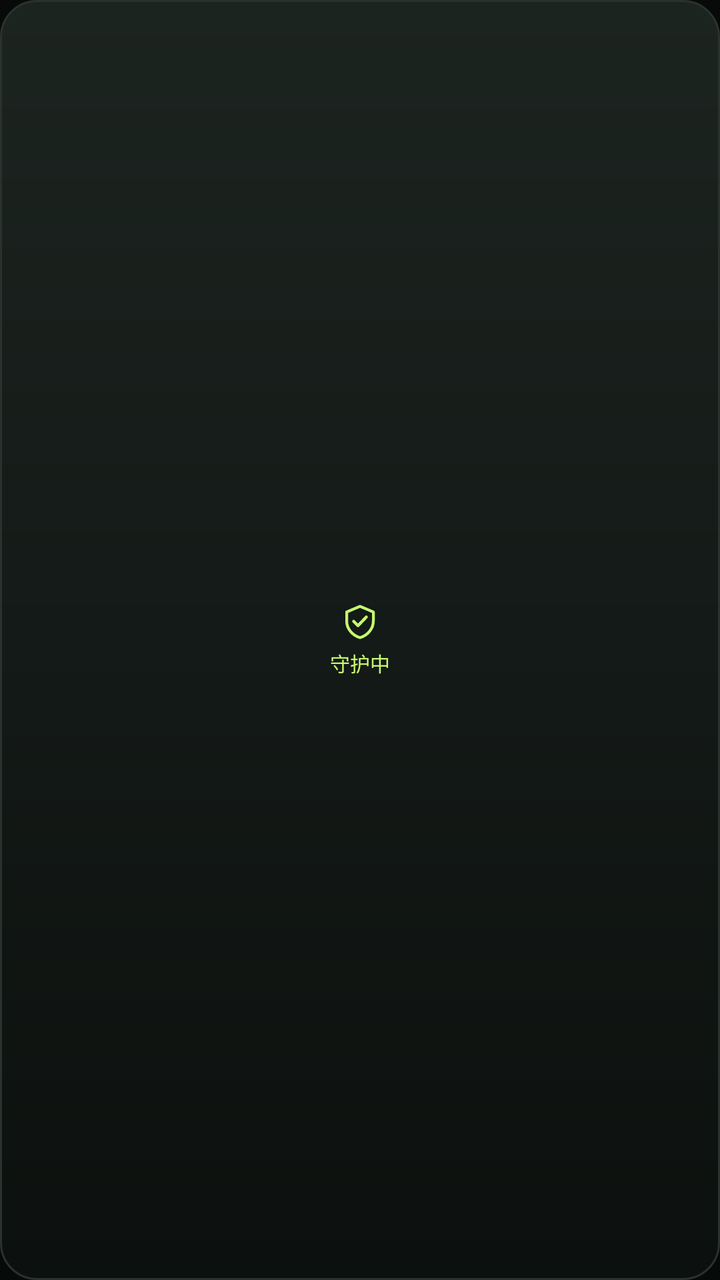
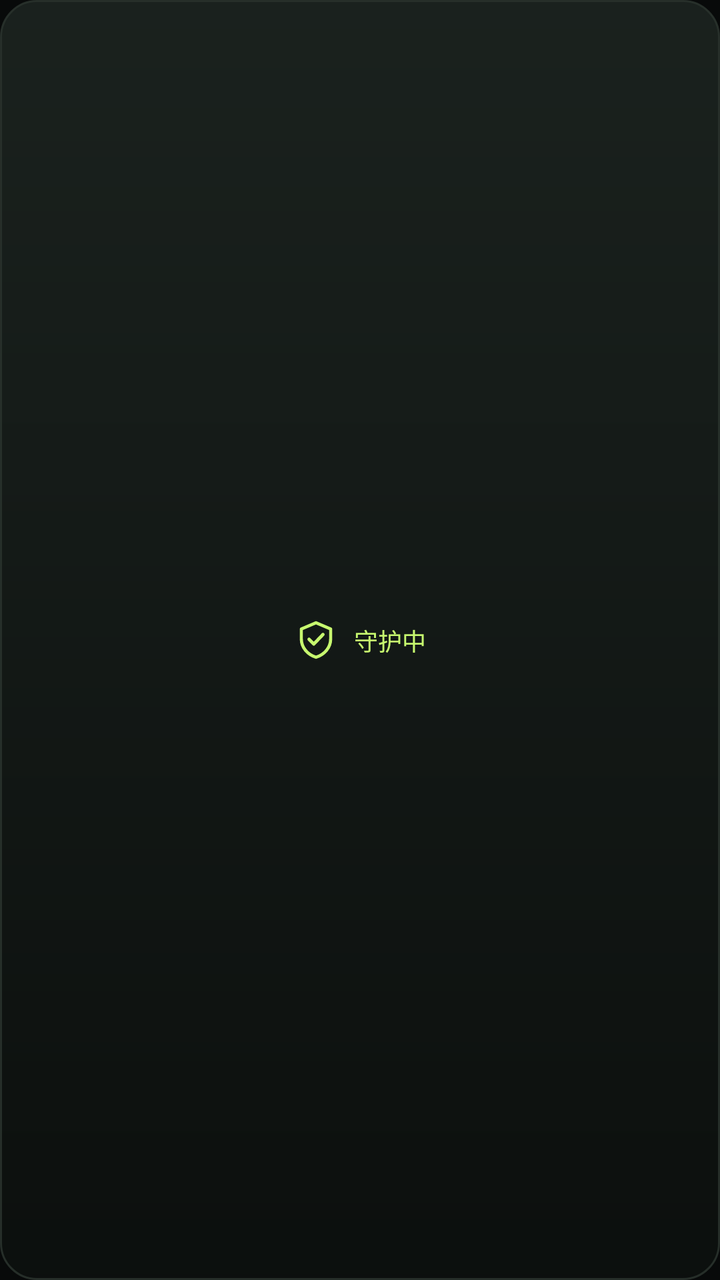

An Android layout rendered at two revisions. The XML below is the earlier revision; the diff shows what the commit changed to produce the second picture.
<!-- AndroidManifest.xml: application theme AppTheme -->
<!-- res/layout/widget_guard.xml -->
<?xml version="1.0" encoding="utf-8"?>
<LinearLayout xmlns:android="http://schemas.android.com/apk/res/android"
    android:id="@+id/widgetRoot"
    android:layout_width="match_parent"
    android:layout_height="match_parent"
    android:background="@drawable/bg_widget_tile"
    android:gravity="center"
    android:orientation="vertical"
    android:padding="6dp">

    <ImageView
        android:id="@+id/widgetIcon"
        android:layout_width="20dp"
        android:layout_height="20dp"
        android:contentDescription="@null"
        android:src="@drawable/ic_shield"
        android:tint="@color/accent" />

    <TextView
        android:id="@+id/widgetStatus"
        android:layout_width="wrap_content"
        android:layout_height="wrap_content"
        android:layout_marginTop="3dp"
        android:ellipsize="end"
        android:fontFamily="sans-serif-medium"
        android:gravity="center"
        android:includeFontPadding="false"
        android:maxLines="1"
        android:text="守护中"
        android:textColor="@color/accent"
        android:textSize="10sp" />
</LinearLayout>
<!-- resources referenced by this layout -->
<resources>
  <color name="accent">#C7F86F</color>
  <!-- drawable bg_widget_tile (drawable) -->
  <?xml version="1.0" encoding="utf-8"?>
  <shape xmlns:android="http://schemas.android.com/apk/res/android"
      android:shape="rectangle">
      <corners android:radius="18dp" />
      <gradient
          android:angle="270"
          android:endColor="#0C100E"
          android:startColor="#1C2420" />
      <stroke
          android:width="1dp"
          android:color="#2A322D" />
  </shape>
  <!-- drawable ic_shield (drawable) -->
  <?xml version="1.0" encoding="utf-8"?>
  <vector xmlns:android="http://schemas.android.com/apk/res/android"
      android:width="24dp"
      android:height="24dp"
      android:viewportWidth="24"
      android:viewportHeight="24">
      <path
          android:pathData="M12,2.6 L20,6 L20,11.4 C20,16.1 16.6,20 12,21.4 C7.4,20 4,16.1 4,11.4 L4,6 Z"
          android:fillColor="#00000000"
          android:strokeColor="#FFFFFFFF"
          android:strokeWidth="1.7"
          android:strokeLineCap="round"
          android:strokeLineJoin="round" />
      <path
          android:pathData="M8.2,11.6 L10.8,14.2 L15.8,9"
          android:fillColor="#00000000"
          android:strokeColor="#FFFFFFFF"
          android:strokeWidth="1.8"
          android:strokeLineCap="round"
          android:strokeLineJoin="round" />
  </vector>
  <style name="AppTheme" parent="@android:style/Theme.Material.NoActionBar">
          <item name="android:windowBackground">@color/bg</item>
          <item name="android:colorAccent">@color/accent</item>
          <item name="android:statusBarColor">@color/bg</item>
          <item name="android:navigationBarColor">@color/bg</item>
          <item name="android:windowLightStatusBar">false</item>
          <item name="android:windowLightNavigationBar">false</item>
          <item name="android:windowNoTitle">true</item>
          <item name="android:windowActionModeOverlay">true</item>
      </style>
  <color name="bg">#080A0A</color>
</resources>

<!-- the commit's change to res/layout/widget_guard.xml (unified diff, before → after) -->
@@ -5,13 +5,16 @@
     android:layout_height="match_parent"
     android:background="@drawable/bg_widget_tile"
     android:gravity="center"
-    android:orientation="vertical"
-    android:padding="6dp">
+    android:orientation="horizontal"
+    android:paddingStart="12dp"
+    android:paddingEnd="12dp"
+    android:paddingTop="8dp"
+    android:paddingBottom="8dp">
 
     <ImageView
         android:id="@+id/widgetIcon"
-        android:layout_width="20dp"
-        android:layout_height="20dp"
+        android:layout_width="22dp"
+        android:layout_height="22dp"
         android:contentDescription="@null"
         android:src="@drawable/ic_shield"
         android:tint="@color/accent" />
@@ -20,7 +23,7 @@
         android:id="@+id/widgetStatus"
         android:layout_width="wrap_content"
         android:layout_height="wrap_content"
-        android:layout_marginTop="3dp"
+        android:layout_marginStart="8dp"
         android:ellipsize="end"
         android:fontFamily="sans-serif-medium"
         android:gravity="center"
@@ -28,5 +31,5 @@
         android:maxLines="1"
         android:text="守护中"
         android:textColor="@color/accent"
-        android:textSize="10sp" />
+        android:textSize="12sp" />
 </LinearLayout>
<!-- resource entries referenced after the edit -->
@@ -8,11 +8,11 @@
       <corners android:radius="18dp" />
       <gradient
           android:angle="270"
-          android:endColor="#0C100E"
-          android:startColor="#1C2420" />
+          android:endColor="#E60C100E"
+          android:startColor="#E61C2420" />
       <stroke
           android:width="1dp"
-          android:color="#2A322D" />
+          android:color="#E62A322D" />
   </shape>
   <!-- drawable ic_shield (drawable) -->
   <?xml version="1.0" encoding="utf-8"?>
